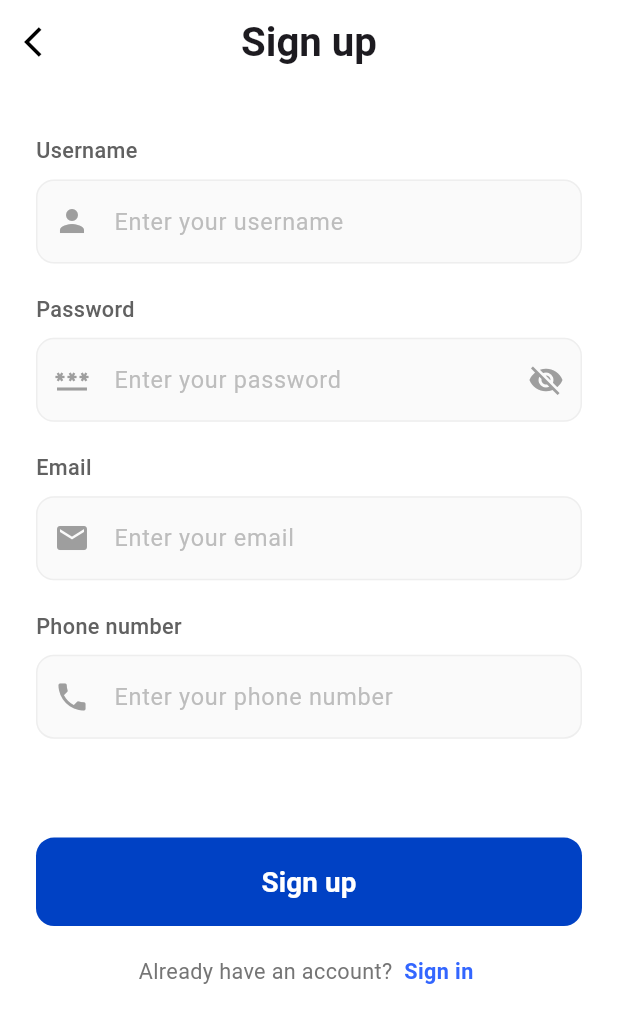
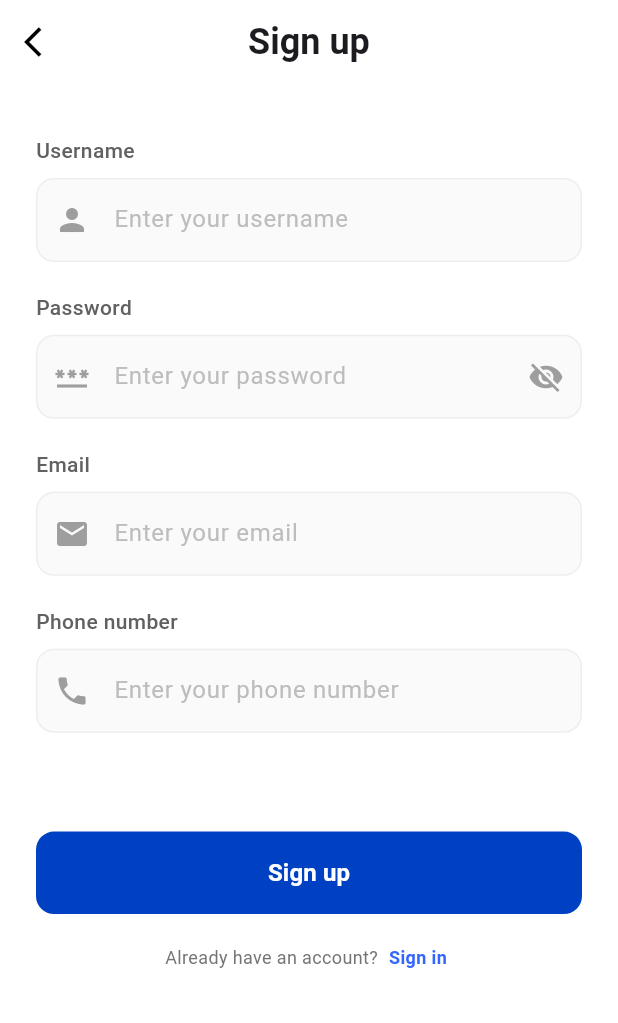
Before and after one commit to csDune05/splitly, a Flutter app: the screen it shows after launch, after a tap on "Create an account", on a phone screen of 412 x 824 dp. Shown: the top 1023 px of the screen. Run offline on Flutter 3.47's test engine with Material 3 defaults, Android fonts, the phone set to English and light mode, and no system bars.

Commit message:
fix fontsize

```diff
--- a/lib/main.dart
+++ b/lib/main.dart
@@ -16,7 +16,7 @@ class MyApp extends StatelessWidget {
       theme: ThemeData(
         primarySwatch: Colors.blue,
       ),
-      home: const OpeningAnimation(),
+      home: const WelcomePage(),
     );
   }
 }
--- a/lib/src/global_styles.dart
+++ b/lib/src/global_styles.dart
@@ -1,4 +1,4 @@
-// lib/src/global.dart
+// lib/src/global_styles.dart
 
 import 'package:flutter/material.dart';
 
@@ -30,66 +30,75 @@ class AppButtonStyles {
 }
 
 class AppTextStyles {
+  static const double _titleLarge = 32.0;
+  static const double _titleMedium = 24.0;
+  static const double _titleSmall = 20.0;
+  static const double _bodyLarge = 18.0;
+  static const double _bodyMedium = 16.0;
+  static const double _bodySmall = 14.0;
+  static const double _caption = 12.0;
+  static const double _button = 16.0;
+
   static TextStyle get bigTitle => TextStyle(
         fontWeight: FontWeight.bold,
-        fontSize: AppSizes.screenWidth * 0.11,
+        fontSize: _titleLarge,
         color: AppColors.primary,
         letterSpacing: 1.5,
       );
 
-  static TextStyle get normalTitle => TextStyle(
+   static TextStyle get normalTitle => TextStyle(
         fontWeight: FontWeight.w600,
-        fontSize: AppSizes.screenWidth * 0.065,
+        fontSize: _titleMedium,
       );
 
   static TextStyle get highlightTitle => TextStyle(
       fontWeight: FontWeight.w600,
-      fontSize: AppSizes.screenWidth * 0.065,
+      fontSize: _titleMedium,
       color: AppColors.primary,
     );
 
   static TextStyle get whiteTitle => TextStyle(
     fontWeight: FontWeight.w600,
-    fontSize: AppSizes.screenWidth * 0.065,
+    fontSize: _titleMedium,
     color: AppColors.white,
   );
 
   static TextStyle get captiontTitle => TextStyle(
         fontWeight: FontWeight.w500,
-        fontSize: AppSizes.screenWidth * 0.035,
+        fontSize: _bodySmall,
         color: Colors.grey.shade700,
     );
 
   static TextStyle get body => TextStyle(
-        fontSize: AppSizes.screenWidth * 0.038,
+        fontSize: _bodyMedium,
         color: Colors.black,
       );
 
   static TextStyle get caption => TextStyle(
-        fontSize: AppSizes.screenWidth * 0.035,
+        fontSize: _caption,
         color: Colors.grey.shade600,
       );
 
   static TextStyle get buttonPrimary => TextStyle(
-        fontSize: AppSizes.screenWidth * 0.045,
+        fontSize: _button,
         fontWeight: FontWeight.w600,
         color: Colors.white,
       );
 
   static TextStyle get buttonSecondary => TextStyle(
-        fontSize: AppSizes.screenWidth * 0.045,
+        fontSize: _button,
         fontWeight: FontWeight.w600,
         color: AppColors.primary,
       );
 
   static TextStyle get link => TextStyle(
-        fontSize: AppSizes.screenWidth * 0.035,
+        fontSize: _caption,
         fontWeight: FontWeight.w600,
         color: AppColors.primaryLight,
       );
 
   static TextStyle get hintText => TextStyle(
-        fontSize: AppSizes.screenWidth * 0.038,
+        fontSize: _bodyMedium,
         color: Colors.grey.shade400,
     );
 }
--- a/lib/src/welcome_page.dart
+++ b/lib/src/welcome_page.dart
@@ -12,6 +12,7 @@ class WelcomePage extends StatelessWidget {
     return Scaffold(
       backgroundColor: Colors.white,
       body: SafeArea(
+        child: SingleChildScrollView(
           child: Padding(
             padding: EdgeInsets.symmetric(
               horizontal: AppSizes.screenWidth * 0.06,
@@ -54,11 +55,11 @@ class WelcomePage extends StatelessWidget {
                   child: Column(
                     children: [
                       SizedBox(
-                      width: AppButtonStyles.normalButtonWidth,
+                        width: 500,
 
                         child: ElevatedButton(
                           onPressed: () {
-                          // TODO: Google sign in
+
                           },
                           style: ElevatedButton.styleFrom(
                             backgroundColor: const Color.fromARGB(255, 232, 240, 255),
@@ -66,12 +67,12 @@ class WelcomePage extends StatelessWidget {
                               borderRadius: BorderRadius.circular(10),
                             ),
                             padding: EdgeInsets.symmetric(
-                            vertical: AppButtonStyles.normalButtonHeight,
+                              vertical: 20,
                             ),
                           ),
                           child: Text(
                             'Sign in with Google',
-                          style: AppTextStyles.buttonSecondary,
+                            style: AppTextStyles.buttonSecondary
                           ),
                         ),
                       ),
@@ -79,7 +80,8 @@ class WelcomePage extends StatelessWidget {
                       SizedBox(height: AppSizes.screenHeight * 0.025),
 
                       SizedBox(
-                      width: AppButtonStyles.normalButtonWidth,
+                        width: double.infinity,
+
                         child: ElevatedButton(
                           onPressed: () {
                             Navigator.push(
@@ -94,12 +96,12 @@ class WelcomePage extends StatelessWidget {
                               borderRadius: BorderRadius.circular(10),
                             ),
                             padding: EdgeInsets.symmetric(
-                            vertical: AppButtonStyles.normalButtonHeight,
+                              vertical: 20,
                             ),
                           ),
                           child: Text(
                             'Create an account',
-                          style: AppTextStyles.buttonPrimary,
+                            style: AppTextStyles.buttonPrimary
                           ),
                         ),
                       ),
@@ -138,6 +140,7 @@ class WelcomePage extends StatelessWidget {
               ],
             ),
           ),
+        )
       ),
     );
   }
```
Lines whose indentation alone changed are shown as unchanged.
